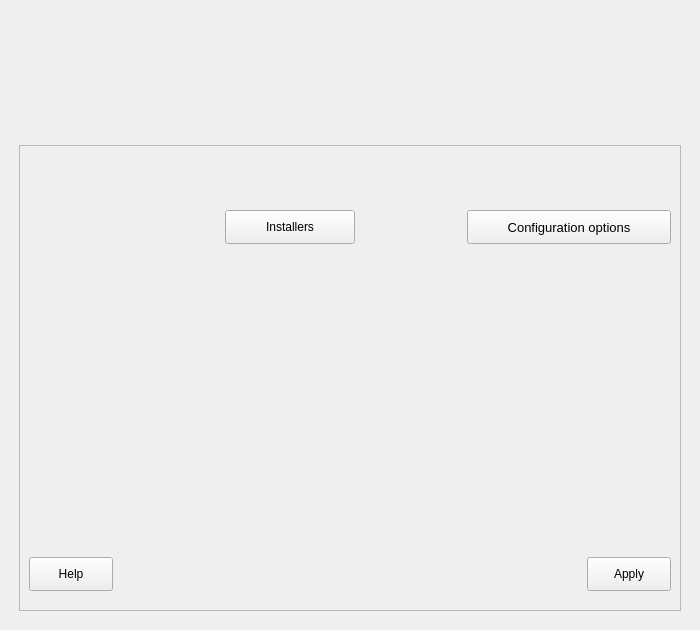
Qt form lliurex-java-panel/python3-lliurexjavapanel/rsrc/mainWindow.ui (lliurex/lliurex-java-panel) before a commit.
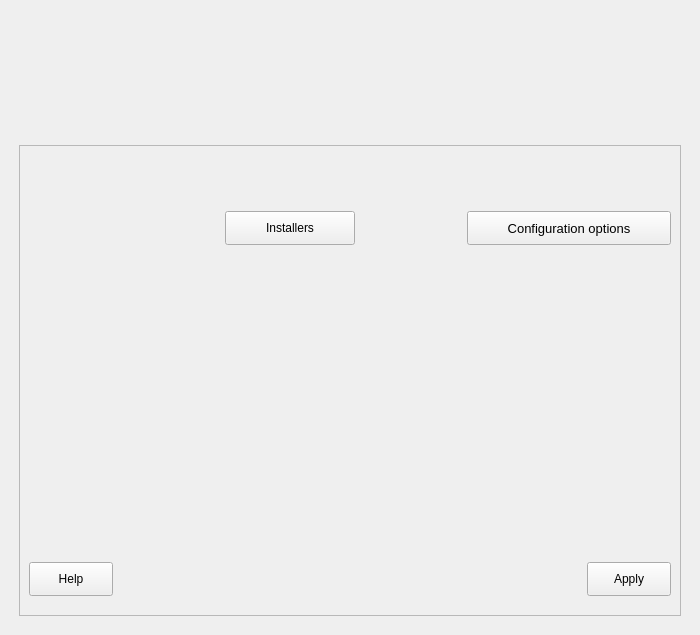
The same form after that commit. Icons and pictures are not drawn.

```diff
--- a/lliurex-java-panel/python3-lliurexjavapanel/rsrc/mainWindow.ui
+++ b/lliurex-java-panel/python3-lliurexjavapanel/rsrc/mainWindow.ui
@@ -10,7 +10,7 @@
     <x>0</x>
     <y>0</y>
     <width>700</width>
-    <height>630</height>
+    <height>635</height>
    </rect>
   </property>
   <property name="sizePolicy">
@@ -108,7 +108,7 @@
            <x>0</x>
            <y>0</y>
            <width>664</width>
-           <height>468</height>
+           <height>473</height>
           </rect>
          </property>
          <property name="minimumSize">
```
